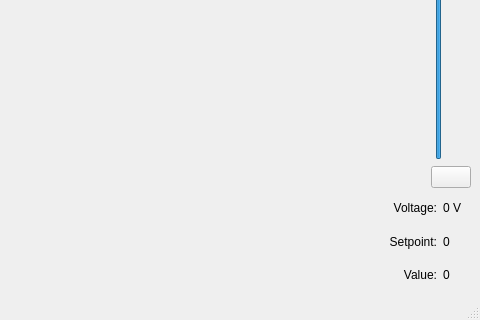
Qt form Qt/uic/mainwindow.ui (mbober1/EDrive) before a commit; both pictures show x 430 to 910 and y 356 to 676 of the 910 by 676 pixel window.
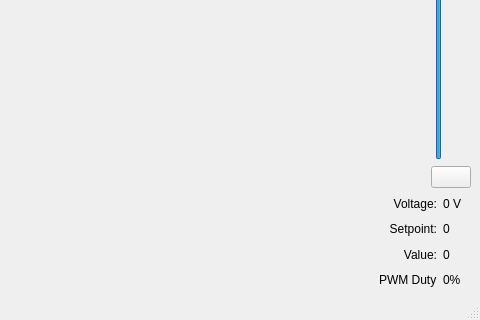
The same form after that commit. Icons and pictures are not drawn.

What changed in the file:
```diff
--- a/Qt/uic/mainwindow.ui
+++ b/Qt/uic/mainwindow.ui
@@ -180,6 +180,20 @@
           </property>
          </widget>
         </item>
+        <item row="3" column="0">
+         <widget class="QLabel" name="dutyLabel">
+          <property name="text">
+           <string>PWM Duty</string>
+          </property>
+         </widget>
+        </item>
+        <item row="3" column="1">
+         <widget class="QLabel" name="dutyLabelValue">
+          <property name="text">
+           <string>0%</string>
+          </property>
+         </widget>
+        </item>
        </layout>
       </item>
       <item row="0" column="0">
```
